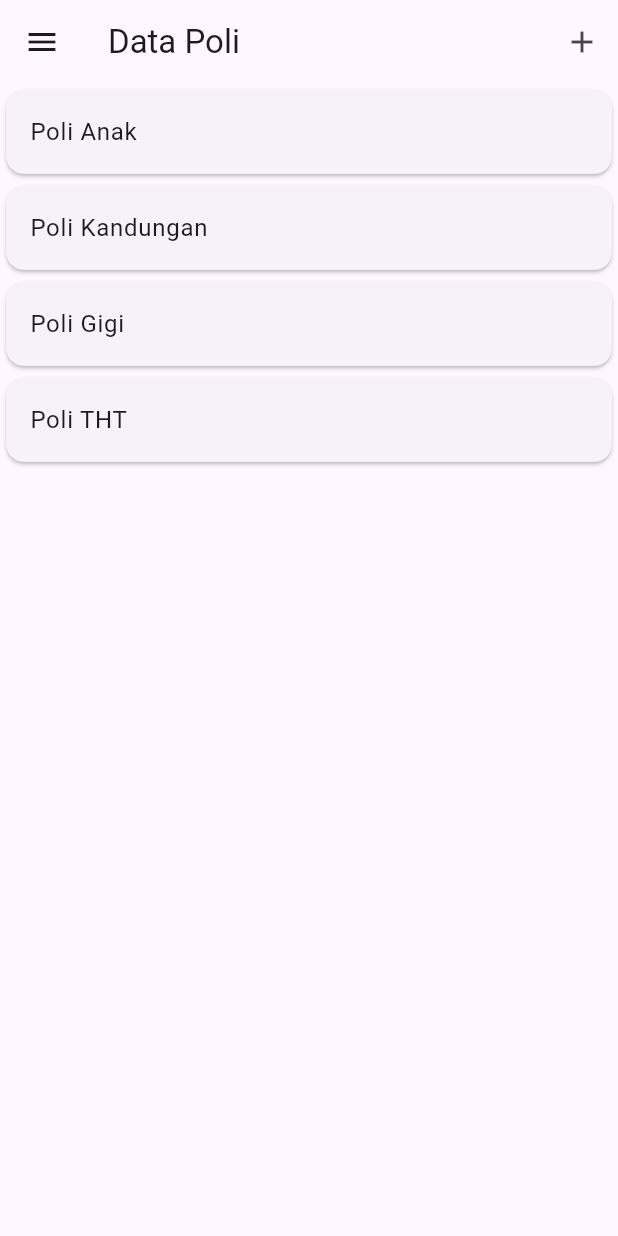
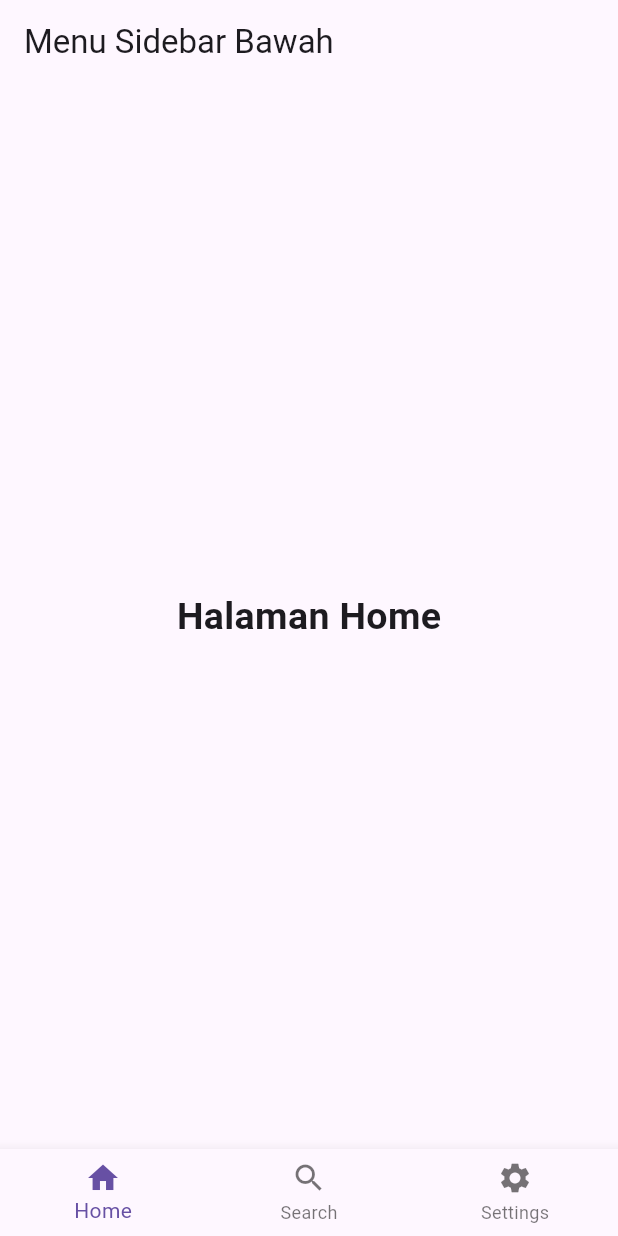
Before and after one commit to Saditta/poli_klinik, a Flutter app: the screen it shows after launch, on a phone screen of 412 x 824 dp. Run offline on Flutter 3.47's test engine with Material 3 defaults, Android fonts, the phone set to English and light mode, and no system bars.

Commit message:
Pertemuan 7

```diff
--- a/lib/main.dart
+++ b/lib/main.dart
@@ -1,15 +1,76 @@
 import 'package:flutter/material.dart';
-import '/ui/poli_page.dart';
+import '/ui/MyHomePage.dart';
+
 
 void main() => runApp(MyApp());
 
 class MyApp extends StatelessWidget {
   @override
   Widget build(BuildContext context) {
-    return const MaterialApp(
+    return MaterialApp(
       title: 'Klinik',
       debugShowCheckedModeBanner: false,
-       home: PoliPage(),
+       home: MyHomePage(),
     );
   }
 }
+
+class MyHomePage extends StatefulWidget {
+  @override
+  _MyHomePageState createState() => _MyHomePageState();
+}
+class _MyHomePageState extends State<MyHomePage> {
+  int _selectedIndex = 0;
+
+  static List<Widget> _widgetOptions = <Widget>[
+    Text(
+      'Halaman Home',
+      style: TextStyle(fontSize: 25, fontWeight: FontWeight.bold),
+    ),
+    Text(
+      'Halaman Search',
+      style: TextStyle(fontSize: 25, fontWeight: FontWeight.bold),
+    ),
+    Text(
+      'Halaman Settings',
+      style: TextStyle(fontSize: 25, fontWeight: FontWeight.bold),
+    ),
+  ];
+
+  // Fungsi untuk menangani perubahan tab
+  void _onItemTapped(int index) {
+    setState(() {
+      _selectedIndex = index;
+    });
+  }
+
+  @override
+  Widget build(BuildContext context) {
+    return Scaffold(
+      appBar: AppBar(
+        title: Text('Menu Sidebar Bawah'),
+      ),
+      body: Center(
+        child: _widgetOptions.elementAt(_selectedIndex),
+      ),
+      bottomNavigationBar: BottomNavigationBar(
+        currentIndex: _selectedIndex,
+        onTap: _onItemTapped,
+        items: const <BottomNavigationBarItem>[
+          BottomNavigationBarItem(
+            icon: Icon(Icons.home),
+            label: 'Home',
+          ),
+          BottomNavigationBarItem(
+            icon: Icon(Icons.search),
+            label: 'Search',
+          ),
+          BottomNavigationBarItem(
+            icon: Icon(Icons.settings),
+            label: 'Settings',
+          ),
+        ],
+      ),
+    );
+  }
+}
--- a/lib/ui/poli_page.dart
+++ b/lib/ui/MyHomePage.dart
@@ -4,14 +4,14 @@ import 'poli_detail.dart';
 import 'poli_item.dart';
 import 'poli_form.dart';
 
-class PoliPage extends StatefulWidget {
-  const PoliPage({Key? key}) : super(key: key);
+class Myhomepage extends StatefulWidget {
+  const Myhomepage({Key? key}) : super(key: key);
 
   @override
-  State<PoliPage> createState() => _PoliPageState();
+  State<Myhomepage> createState() => _MyHomePageState();
 }
 
-class _PoliPageState extends State<PoliPage> {
+class _MyHomePageState extends State<Myhomepage> {
   final List<Poli> poliList = [
     Poli(namaPoli: "Poli Anak"),
     Poli(namaPoli: "Poli Kandungan"),
@@ -28,7 +28,6 @@ class _PoliPageState extends State<PoliPage> {
           IconButton(
             icon: const Icon(Icons.add),
             onPressed: () {
-              // Navigasi ke halaman form untuk menambah data poli baru
               Navigator.push(
                 context,
                 MaterialPageRoute(builder: (context) => const PoliForm()),
@@ -57,7 +56,6 @@ class _PoliPageState extends State<PoliPage> {
     );
   }
 
-  // Fungsi untuk membangun drawer
   Drawer _buildDrawer() {
     return Drawer(
       child: ListView(
@@ -72,14 +70,12 @@ class _PoliPageState extends State<PoliPage> {
           }),
           _buildDrawerItem(Icons.logout, 'Logout', () {
             Navigator.pop(context);
-            // Tambahkan logika logout di sini jika diperlukan
           }),
         ],
       ),
     );
   }
 
-  // Widget untuk Drawer Header
   Widget _buildDrawerHeader() {
     return const DrawerHeader(
       decoration: BoxDecoration(
@@ -117,7 +113,6 @@ class _PoliPageState extends State<PoliPage> {
     );
   }
 
-  // Fungsi untuk membuat item drawer
   Widget _buildDrawerItem(IconData icon, String title, VoidCallback onTap) {
     return ListTile(
       leading: Icon(icon),
```
